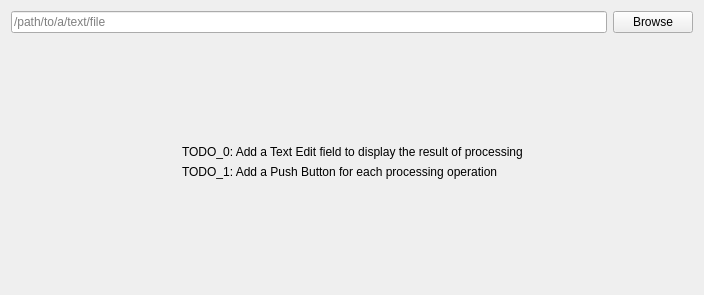
Old version of the form html_converter.ui in the repository DanieloCristian10/L5T1.
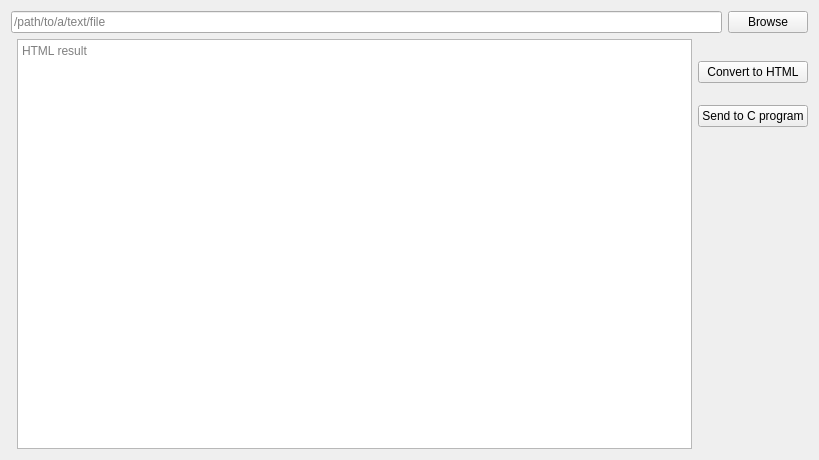
New version of the form.

Commit message: format text to html

Patch:
```diff
--- a/html_converter.ui
+++ b/html_converter.ui
@@ -6,14 +6,25 @@
    <rect>
     <x>0</x>
     <y>0</y>
-    <width>704</width>
-    <height>295</height>
+    <width>819</width>
+    <height>460</height>
    </rect>
   </property>
   <property name="windowTitle">
    <string>HTML Converter</string>
   </property>
   <layout class="QGridLayout" name="gridLayout">
+   <item row="3" column="1">
+    <layout class="QVBoxLayout" name="vl1">
+     <item>
+      <widget class="QTextEdit" name="textEdit">
+       <property name="placeholderText">
+        <string>HTML result</string>
+       </property>
+      </widget>
+     </item>
+    </layout>
+   </item>
    <item row="0" column="0" colspan="3">
     <layout class="QHBoxLayout" name="horizontalLayout">
      <item>
@@ -35,76 +46,42 @@
      </item>
     </layout>
    </item>
-   <item row="1" column="1">
-    <spacer name="verticalSpacer_2">
-     <property name="orientation">
-      <enum>Qt::Vertical</enum>
+   <item row="3" column="2">
+    <layout class="QVBoxLayout" name="vl2">
+     <property name="spacing">
+      <number>0</number>
      </property>
-     <property name="sizeHint" stdset="0">
-      <size>
-       <width>20</width>
-       <height>92</height>
-      </size>
+     <property name="sizeConstraint">
+      <enum>QLayout::SetMinAndMaxSize</enum>
      </property>
-    </spacer>
-   </item>
-   <item row="2" column="0">
-    <spacer name="horizontalSpacer">
-     <property name="orientation">
-      <enum>Qt::Horizontal</enum>
+     <property name="leftMargin">
+      <number>0</number>
      </property>
-     <property name="sizeHint" stdset="0">
-      <size>
-       <width>124</width>
-       <height>20</height>
-      </size>
+     <property name="topMargin">
+      <number>0</number>
      </property>
-    </spacer>
-   </item>
-   <item row="2" column="1">
-    <layout class="QVBoxLayout" name="verticalLayout">
+     <property name="bottomMargin">
+      <number>300</number>
+     </property>
      <item>
-      <widget class="QLabel" name="todo0_lbl">
+      <widget class="QPushButton" name="convert_btn">
        <property name="text">
-        <string>TODO_0: Add a Text Edit field to display the result of processing</string>
+        <string>Convert to HTML</string>
        </property>
       </widget>
      </item>
      <item>
-      <widget class="QLabel" name="todo1_lbl">
+      <widget class="QPushButton" name="send_btn">
+       <property name="autoFillBackground">
+        <bool>false</bool>
+       </property>
        <property name="text">
-        <string>TODO_1: Add a Push Button for each processing operation</string>
+        <string>Send to C program</string>
        </property>
       </widget>
      </item>
     </layout>
    </item>
-   <item row="2" column="2">
-    <spacer name="horizontalSpacer_2">
-     <property name="orientation">
-      <enum>Qt::Horizontal</enum>
-     </property>
-     <property name="sizeHint" stdset="0">
-      <size>
-       <width>123</width>
-       <height>20</height>
-      </size>
-     </property>
-    </spacer>
-   </item>
-   <item row="3" column="1">
-    <spacer name="verticalSpacer">
-     <property name="orientation">
-      <enum>Qt::Vertical</enum>
-     </property>
-     <property name="sizeHint" stdset="0">
-      <size>
-       <width>20</width>
-       <height>92</height>
-      </size>
-     </property>
-    </spacer>
-   </item>
   </layout>
  </widget>
  <resources/>
```
Left out of the diff: 2 changed lines with no effect on the pictures. The commit also changes 2 other files.
